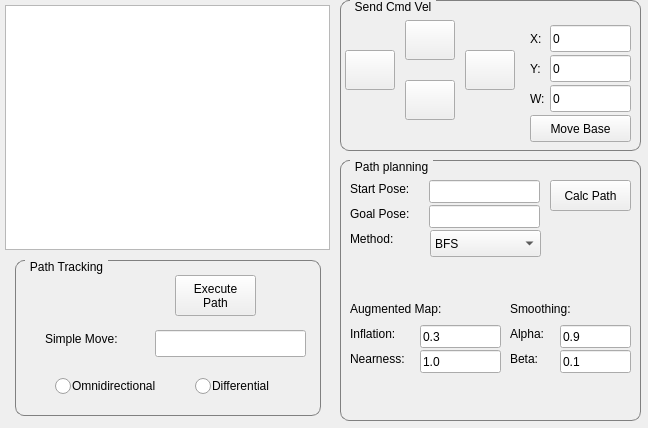
Old version of the form catkin_ws/src/hri/simple_gui/src/MainWindow.ui in the repository mnegretev/MobileRobots-2020-1.
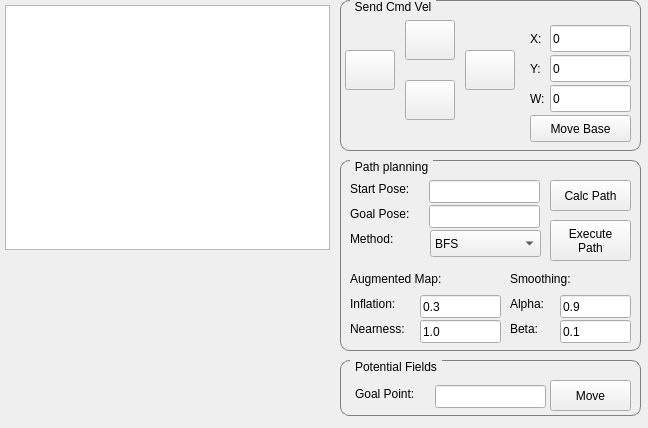
New version of the form.

```diff
--- a/catkin_ws/src/hri/simple_gui/src/MainWindow.ui
+++ b/catkin_ws/src/hri/simple_gui/src/MainWindow.ui
@@ -51,7 +51,7 @@
       <x>340</x>
       <y>160</y>
       <width>301</width>
-      <height>261</height>
+      <height>191</height>
      </rect>
     </property>
     <property name="styleSheet">
@@ -166,7 +166,7 @@
      <property name="geometry">
       <rect>
        <x>170</x>
-       <y>140</y>
+       <y>110</y>
        <width>81</width>
        <height>17</height>
       </rect>
@@ -179,7 +179,7 @@
      <property name="geometry">
       <rect>
        <x>10</x>
-       <y>190</y>
+       <y>160</y>
        <width>81</width>
        <height>17</height>
       </rect>
@@ -192,7 +192,7 @@
      <property name="geometry">
       <rect>
        <x>80</x>
-       <y>190</y>
+       <y>160</y>
        <width>81</width>
        <height>23</height>
       </rect>
@@ -205,7 +205,7 @@
      <property name="geometry">
       <rect>
        <x>10</x>
-       <y>165</y>
+       <y>135</y>
        <width>71</width>
        <height>17</height>
       </rect>
@@ -218,7 +218,7 @@
      <property name="geometry">
       <rect>
        <x>80</x>
-       <y>165</y>
+       <y>135</y>
        <width>81</width>
        <height>23</height>
       </rect>
@@ -231,7 +231,7 @@
      <property name="geometry">
       <rect>
        <x>170</x>
-       <y>165</y>
+       <y>135</y>
        <width>51</width>
        <height>17</height>
       </rect>
@@ -244,7 +244,7 @@
      <property name="geometry">
       <rect>
        <x>220</x>
-       <y>165</y>
+       <y>135</y>
        <width>71</width>
        <height>23</height>
       </rect>
@@ -257,7 +257,7 @@
      <property name="geometry">
       <rect>
        <x>220</x>
-       <y>190</y>
+       <y>160</y>
        <width>71</width>
        <height>23</height>
       </rect>
@@ -270,7 +270,7 @@
      <property name="geometry">
       <rect>
        <x>170</x>
-       <y>190</y>
+       <y>160</y>
        <width>51</width>
        <height>17</height>
       </rect>
@@ -283,7 +283,7 @@
      <property name="geometry">
       <rect>
        <x>10</x>
-       <y>140</y>
+       <y>110</y>
        <width>121</width>
        <height>17</height>
       </rect>
@@ -292,6 +292,39 @@
       <string>Augmented Map:</string>
      </property>
     </widget>
+    <widget class="QPushButton" name="navBtnExecPath">
+     <property name="geometry">
+      <rect>
+       <x>210</x>
+       <y>60</y>
+       <width>81</width>
+       <height>41</height>
+      </rect>
+     </property>
+     <property name="text">
+      <string>Execute
+Path</string>
+     </property>
+    </widget>
+    <zorder>navTxtStartPose</zorder>
+    <zorder>navTxtGoalPose</zorder>
+    <zorder>navLblStartPose</zorder>
+    <zorder>navBtnCalcPath</zorder>
+    <zorder>navLblGoalPose</zorder>
+    <zorder>navCmbMethod</zorder>
+    <zorder>navLblGoalPose_2</zorder>
+    <zorder>navLblSmoothing</zorder>
+    <zorder>navLblNearness</zorder>
+    <zorder>navTxtNearness</zorder>
+    <zorder>navLblInflate</zorder>
+    <zorder>navTxtInflation</zorder>
+    <zorder>navLblSmoothAlpha</zorder>
+    <zorder>navTxtSmoothAlpha</zorder>
+    <zorder>navTxtSmoothBeta</zorder>
+    <zorder>navLblSmoothBeta</zorder>
+    <zorder>navLblRadius</zorder>
+    <zorder>navBtnExecPath</zorder>
+    <zorder>navBtnExecPath</zorder>
    </widget>
    <widget class="QGroupBox" name="groupBox">
     <property name="geometry">
@@ -476,78 +509,61 @@
    <widget class="QGroupBox" name="groupBox_2">
     <property name="geometry">
      <rect>
-      <x>15</x>
-      <y>260</y>
-      <width>306</width>
-      <height>156</height>
+      <x>340</x>
+      <y>360</y>
+      <width>301</width>
+      <height>56</height>
      </rect>
     </property>
     <property name="title">
-     <string>Path Tracking</string>
+     <string>Potential Fields</string>
     </property>
-    <widget class="QRadioButton" name="navRbDifferential">
+    <widget class="QLabel" name="navLblInflate_2">
      <property name="geometry">
       <rect>
-       <x>180</x>
-       <y>115</y>
-       <width>117</width>
-       <height>22</height>
-      </rect>
-     </property>
-     <property name="text">
-      <string>Differential</string>
-     </property>
-    </widget>
-    <widget class="QRadioButton" name="navRbOmnidirectional">
-     <property name="geometry">
-      <rect>
-       <x>40</x>
-       <y>115</y>
-       <width>131</width>
-       <height>22</height>
-      </rect>
-     </property>
-     <property name="text">
-      <string>Omnidirectional</string>
-     </property>
-    </widget>
-    <widget class="QPushButton" name="navBtnExecPath">
-     <property name="geometry">
-      <rect>
-       <x>160</x>
-       <y>15</y>
-       <width>81</width>
-       <height>41</height>
-      </rect>
-     </property>
-     <property name="text">
-      <string>Execute
-Path</string>
-     </property>
-    </widget>
-    <widget class="QLineEdit" name="navTxtMove">
-     <property name="geometry">
-      <rect>
-       <x>140</x>
-       <y>70</y>
-       <width>151</width>
-       <height>27</height>
-      </rect>
-     </property>
-    </widget>
-    <widget class="QLabel" name="navLblMove">
-     <property name="geometry">
-      <rect>
-       <x>30</x>
-       <y>70</y>
-       <width>101</width>
+       <x>15</x>
+       <y>25</y>
+       <width>76</width>
        <height>17</height>
       </rect>
      </property>
      <property name="text">
-      <string>Simple Move:</string>
+      <string>Goal Point:</string>
      </property>
     </widget>
+    <widget class="QLineEdit" name="pfTxtGoalPoint">
+     <property name="geometry">
+      <rect>
+       <x>95</x>
+       <y>25</y>
+       <width>111</width>
+       <height>23</height>
+      </rect>
+     </property>
+     <property name="text">
+      <string/>
+     </property>
+    </widget>
+    <widget class="QPushButton" name="pfBtnMove">
+     <property name="geometry">
+      <rect>
+       <x>210</x>
+       <y>20</y>
+       <width>81</width>
+       <height>31</height>
+      </rect>
+     </property>
+     <property name="text">
+      <string>Move</string>
+     </property>
+    </widget>
+    <zorder>navTxtNearness</zorder>
+    <zorder>navLblNearness</zorder>
+    <zorder>navLblInflate</zorder>
+    <zorder>navTxtInflation</zorder>
+    <zorder>navLblInflate_2</zorder>
+    <zorder>pfTxtGoalPoint</zorder>
+    <zorder>pfBtnMove</zorder>
    </widget>
   </widget>
  </widget>
```
